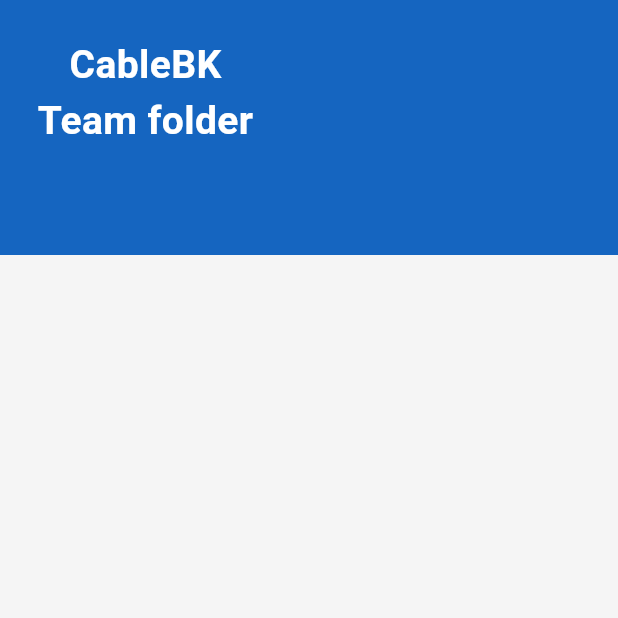
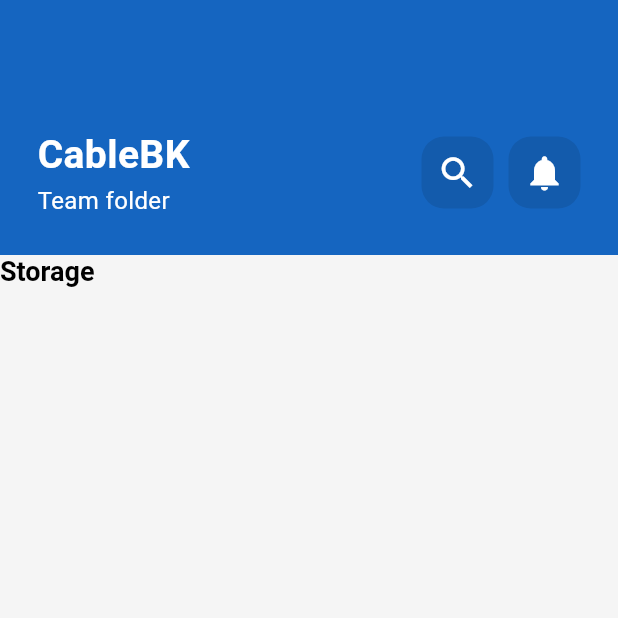
Before and after one commit to CableBK/uidesign, a Flutter app: the screen it shows after launch, on a phone screen of 412 x 824 dp, the top half of it. Run offline on Flutter 3.47's test engine with Material 3 defaults, Android fonts, the phone set to English and light mode, and no system bars.

Commit message:
Update team_folder.dart

```diff
--- a/uidesign/lib/pages/team_folder.dart
+++ b/uidesign/lib/pages/team_folder.dart
@@ -18,12 +18,16 @@ class _TeamFolderPageState extends State<TeamFolderPage> {
           children: [
             Container(
               padding: EdgeInsets.symmetric(vertical: 25, horizontal: 25),
+              alignment: Alignment.bottomCenter,
               height: 170,
               decoration: BoxDecoration(color: Colors.blue.shade800),
               child: Row(
+                mainAxisAlignment: MainAxisAlignment.spaceBetween,
                 children: [
                   Column(
-                    children: [
+                    mainAxisSize: MainAxisSize.min,
+                    crossAxisAlignment: CrossAxisAlignment.start,
+                    children: const [
                       Text(
                         'CableBK',
                         style: TextStyle(
@@ -34,14 +38,58 @@ class _TeamFolderPageState extends State<TeamFolderPage> {
                       Text(
                         'Team folder',
                         style: TextStyle(
-                            fontSize: 26,
-                            fontWeight: FontWeight.bold,
+                            fontSize: 16,
+                            fontWeight: FontWeight.normal,
                             color: Colors.white),
                       ),
                     ],
-                  )
+                  ),
+                  Row(
+                    children: [
+                      Container(
+                        decoration: BoxDecoration(
+                            borderRadius: BorderRadius.circular(15),
+                            color: Colors.black.withOpacity(.1)),
+                        child: IconButton(
+                          icon: Icon(
+                            Icons.search,
+                            size: 28,
+                            color: Colors.white,
+                          ),
+                          onPressed: () => null,
+                        ),
+                      ),
+                      SizedBox(
+                        width: 10,
+                      ),
+                      Container(
+                        decoration: BoxDecoration(
+                            borderRadius: BorderRadius.circular(15),
+                            color: Colors.black.withOpacity(.1)),
+                        child: IconButton(
+                          icon: Icon(
+                            Icons.notifications,
+                            size: 28,
+                            color: Colors.white,
+                          ),
+                          onPressed: () => null,
+                        ),
+                      )
+                    ],
+                  ),
                 ],
               ),
+            ),
+            Row(
+              children: [
+                RichText(
+                    text: const TextSpan(
+                        text: 'Storage',
+                        style: TextStyle(
+                            color: Colors.black,
+                            fontSize: 18,
+                            fontWeight: FontWeight.bold)))
+              ],
             )
           ],
         ));
```
